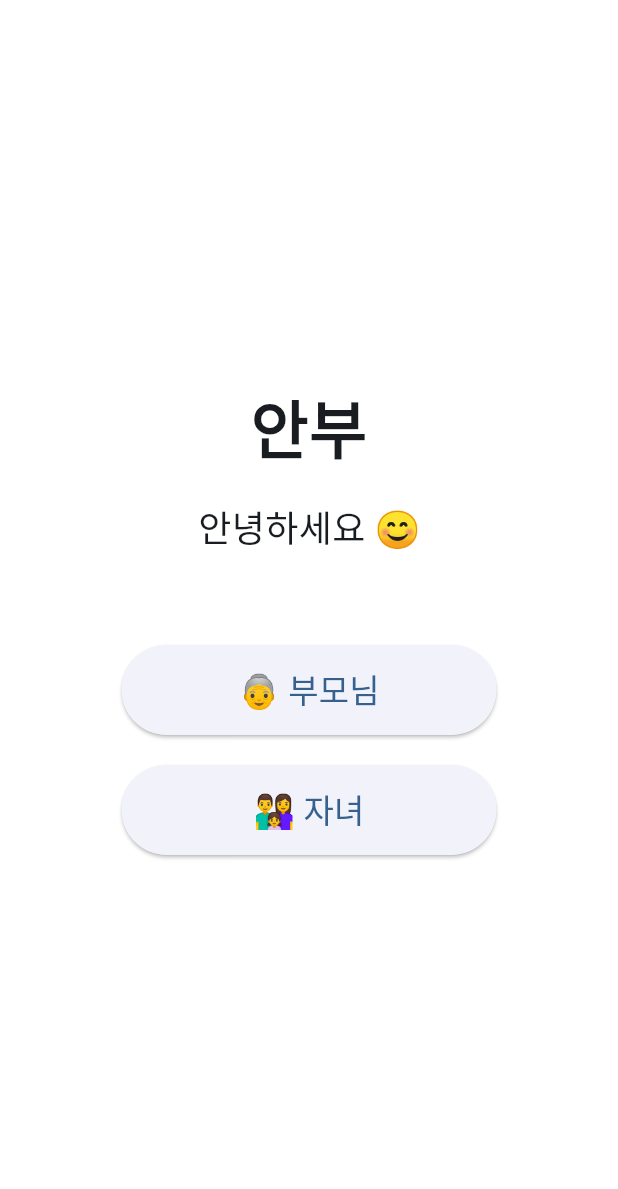
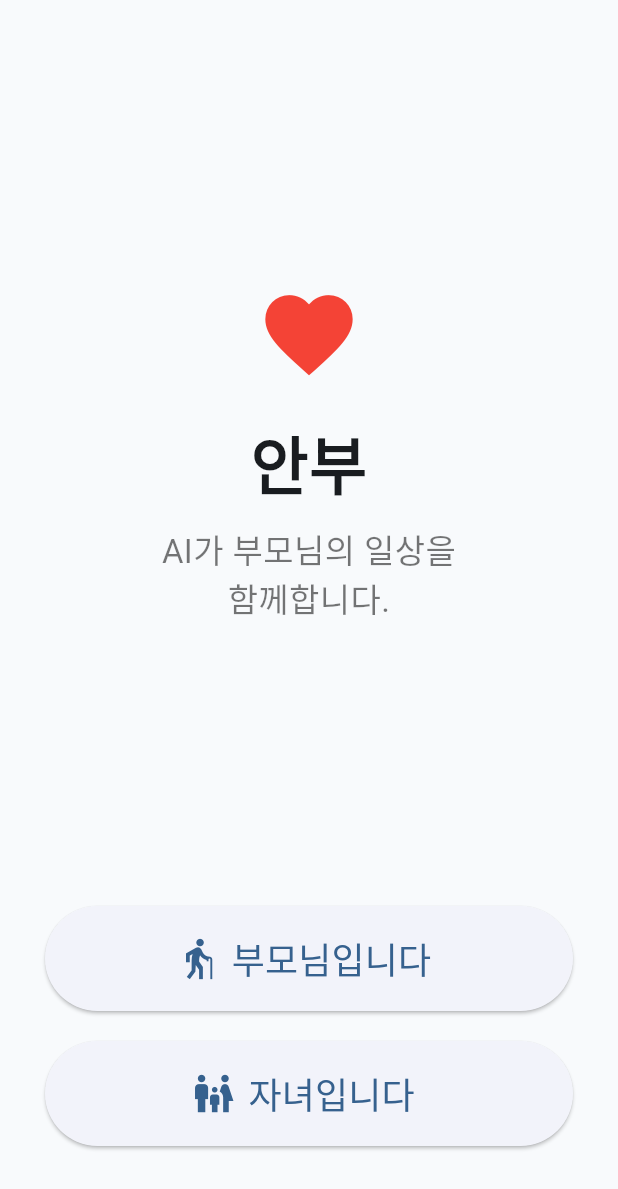
Before and after one commit to syunindaee/anbu_app, a Flutter app: the screen it shows after launch, on a phone screen of 412 x 824 dp. Shown: the top 1189 px of the screen. Run offline on Flutter 3.47's test engine with Material 3 defaults, Android fonts, the phone set to English and light mode, and no system bars.

Commit message:
feat: add onboarding navigation

```diff
--- a/lib/features/onboarding/onboarding_page.dart
+++ b/lib/features/onboarding/onboarding_page.dart
@@ -1,7 +1,7 @@
 import 'package:flutter/material.dart';
 
+import '../child/child_home_page.dart';
 import '../parent/parent_home_page.dart';
-import '../child/child_home_page.dart';
 
 class OnboardingPage extends StatelessWidget {
   const OnboardingPage({super.key});
@@ -9,32 +9,53 @@ class OnboardingPage extends StatelessWidget {
   @override
   Widget build(BuildContext context) {
     return Scaffold(
-      backgroundColor: Colors.white,
+      backgroundColor: const Color(0xffF8FAFC),
       body: SafeArea(
-        child: Center(
+        child: Padding(
+          padding: const EdgeInsets.symmetric(horizontal: 30),
           child: Column(
-            mainAxisAlignment: MainAxisAlignment.center,
             children: [
+
+              const Spacer(),
+
+              const Icon(
+                Icons.favorite,
+                color: Colors.red,
+                size: 70,
+              ),
+
+              const SizedBox(height: 20),
+
               const Text(
-                '안부',
+                "안부",
                 style: TextStyle(
                   fontSize: 42,
                   fontWeight: FontWeight.bold,
                 ),
               ),
-              const SizedBox(height: 20),
+
+              const SizedBox(height: 12),
 
               const Text(
-                '안녕하세요 😊',
-                style: TextStyle(fontSize: 24),
+                "AI가 부모님의 일상을\n함께합니다.",
+                textAlign: TextAlign.center,
+                style: TextStyle(
+                  fontSize: 22,
+                  color: Colors.black54,
+                ),
               ),
 
-              const SizedBox(height: 60),
+              const Spacer(),
 
               SizedBox(
-                width: 250,
-                height: 60,
-                child: ElevatedButton(
+                width: double.infinity,
+                height: 70,
+                child: ElevatedButton.icon(
+                  icon: const Icon(Icons.elderly, size: 30),
+                  label: const Text(
+                    "부모님입니다",
+                    style: TextStyle(fontSize: 24),
+                  ),
                   onPressed: () {
                     Navigator.push(
                       context,
@@ -43,19 +64,20 @@ class OnboardingPage extends StatelessWidget {
                       ),
                     );
                   },
-                  child: const Text(
-                    '👵 부모님',
-                    style: TextStyle(fontSize: 22),
-                  ),
                 ),
               ),
 
               const SizedBox(height: 20),
 
               SizedBox(
-                width: 250,
-                height: 60,
-                child: ElevatedButton(
+                width: double.infinity,
+                height: 70,
+                child: ElevatedButton.icon(
+                  icon: const Icon(Icons.family_restroom, size: 30),
+                  label: const Text(
+                    "자녀입니다",
+                    style: TextStyle(fontSize: 24),
+                  ),
                   onPressed: () {
                     Navigator.push(
                       context,
@@ -64,12 +86,10 @@ class OnboardingPage extends StatelessWidget {
                       ),
                     );
                   },
-                  child: const Text(
-                    '👨‍👩‍👧 자녀',
-                    style: TextStyle(fontSize: 22),
-                  ),
                 ),
               ),
+
+              const SizedBox(height: 60),
             ],
           ),
         ),
```
